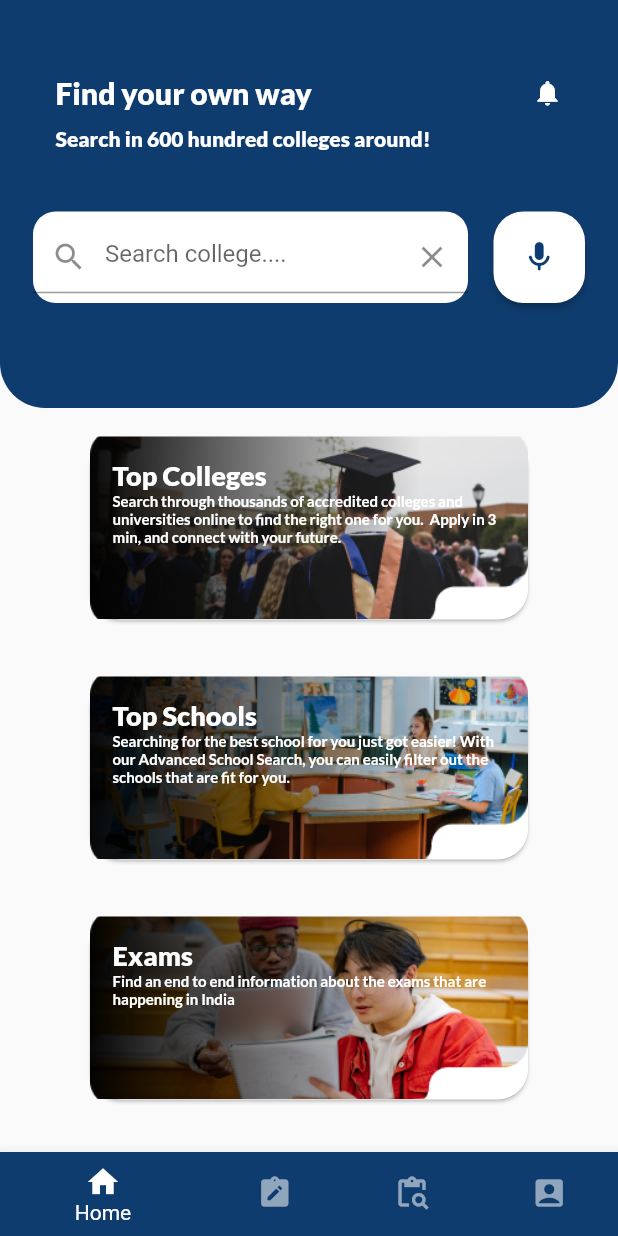
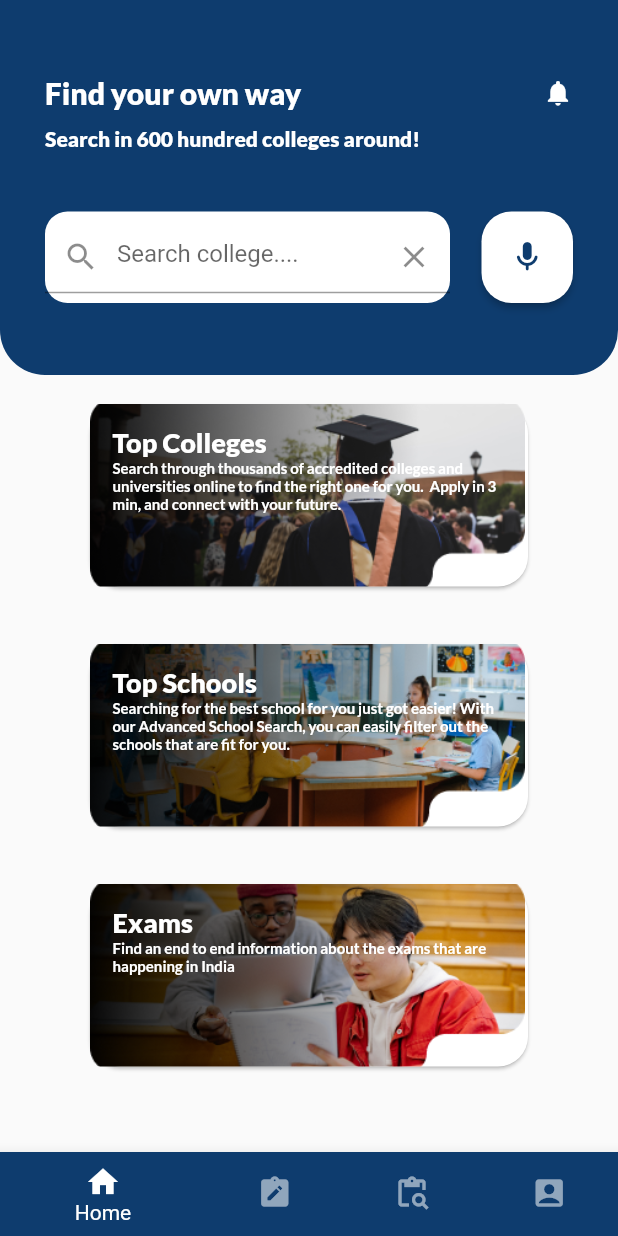
Before and after one commit to aradhyasinghgangwar/flutter_task, a Flutter app: the screen it shows after launch, on a phone screen of 412 x 824 dp. Run offline on Flutter 3.47's test engine with Material 2 defaults, Android fonts, the phone set to English and light mode, and no system bars; our stand-ins replace carousel_slider, google_fonts; missing offline and left inert: scroll_navigation.

Commit message:
final changes commit

```diff
--- a/lib/main.dart
+++ b/lib/main.dart
@@ -62,7 +62,7 @@ class _MainPageState extends State<MainPage> {
         child: Column(
           children: [
             Container(
-              height: screenHeight * 0.33,
+              height: 250,
               width: screenWidth,
               decoration: const BoxDecoration(
                 color: Color(0xFF0E3C6E),
@@ -74,7 +74,7 @@ class _MainPageState extends State<MainPage> {
                 children: [
                   Padding(
                     padding: const EdgeInsets.only(
-                        left: 37, top: 50, right: 37, bottom: 10),
+                        left: 30, top: 50, right: 30, bottom: 10),
                     child: Row(
                       mainAxisAlignment: MainAxisAlignment.spaceBetween,
                       children: [
@@ -95,7 +95,7 @@ class _MainPageState extends State<MainPage> {
                     ),
                   ),
                   Padding(
-                    padding: const EdgeInsets.only(left: 37),
+                    padding: const EdgeInsets.only(left: 30),
                     child: Text(
                       "Search in 600 hundred colleges around!",
                       style: GoogleFonts.lato(
@@ -107,7 +107,7 @@ class _MainPageState extends State<MainPage> {
                   ),
                   Padding(
                     padding: const EdgeInsets.symmetric(
-                      horizontal: 22,
+                      horizontal: 30,
                       vertical: 40,
                     ),
                     child: Row(
@@ -115,7 +115,7 @@ class _MainPageState extends State<MainPage> {
                       children: [
                         Container(
                           height: 61,
-                          width: 290,
+                          width: 270,
                           decoration: BoxDecoration(
                               color: Colors.white,
                               borderRadius: BorderRadius.circular(15)),
@@ -209,7 +209,7 @@ Padding tiles(
                   Ink.image(
                     image: AssetImage(imageLoc),
                     height: 122,
-                    width: 299,
+                    width: 290,
                     fit: BoxFit.fitWidth,
                   ),
                   Positioned(
```
Also changed, not shown: lib/secondPage.dart (+3 -13 lines).
